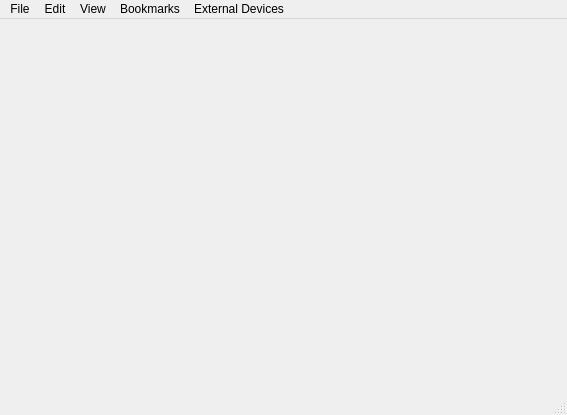
Old version of the form src-qt5/desktop-utils/lumina-fm/MainUI.ui in the repository lumina-desktop/lumina.
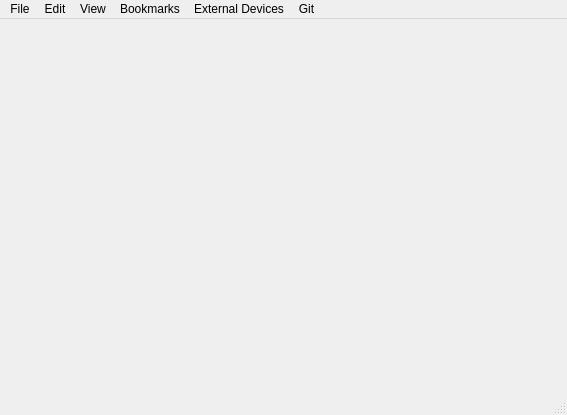
New version of the form.

```diff
--- a/src-qt5/desktop-utils/lumina-fm/MainUI.ui
+++ b/src-qt5/desktop-utils/lumina-fm/MainUI.ui
@@ -176,11 +176,19 @@
     <addaction name="separator"/>
     <addaction name="actionDelete_Selection"/>
    </widget>
+   <widget class="QMenu" name="menuGit">
+    <property name="title">
+     <string>Git</string>
+    </property>
+    <addaction name="actionRepo_Status"/>
+    <addaction name="actionClone_Repository"/>
+   </widget>
    <addaction name="menuFile"/>
    <addaction name="menuEdit"/>
    <addaction name="menuView"/>
    <addaction name="menuBookmarks"/>
    <addaction name="menuExternal_Devices"/>
+   <addaction name="menuGit"/>
   </widget>
   <widget class="QStatusBar" name="statusbar"/>
   <action name="actionNew_Tab">
```
Left out of the diff: 10 changed lines with no effect on the pictures.
